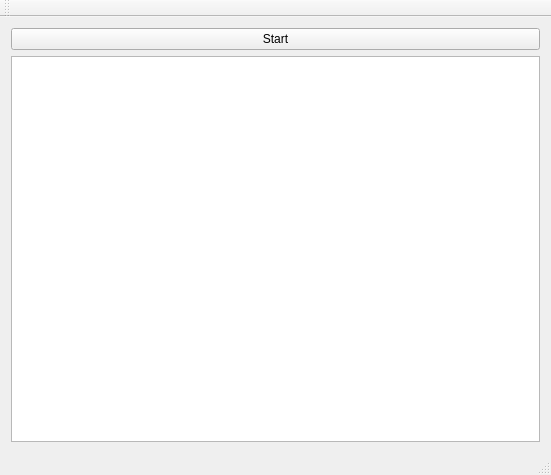
The window that src/mainwindow.ui (stevenvergenz/ksp-launch-sim) describes before a commit, drawn with Qt 5.
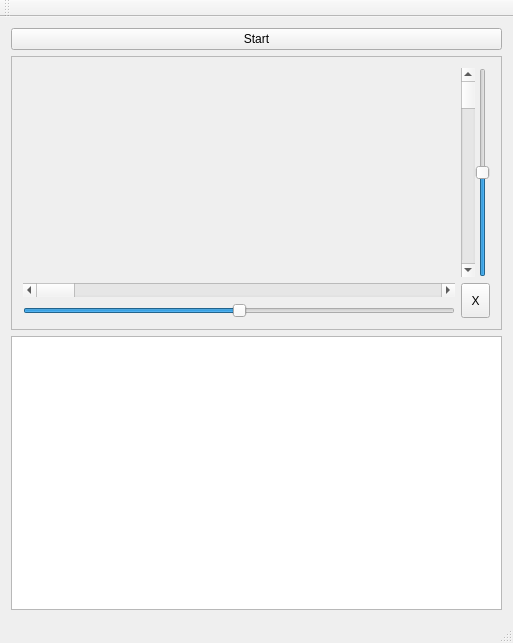
The same window after the commit. Custom widgets are drawn as their Qt base class.

What changed in the file:
```diff
--- a/src/mainwindow.ui
+++ b/src/mainwindow.ui
@@ -6,8 +6,8 @@
    <rect>
     <x>0</x>
     <y>0</y>
-    <width>551</width>
-    <height>475</height>
+    <width>513</width>
+    <height>643</height>
    </rect>
   </property>
   <property name="windowTitle">
@@ -22,11 +22,136 @@
       </property>
      </widget>
     </item>
+    <item>
+     <widget class="QFrame" name="frame">
+      <property name="frameShape">
+       <enum>QFrame::StyledPanel</enum>
+      </property>
+      <property name="frameShadow">
+       <enum>QFrame::Raised</enum>
+      </property>
+      <layout class="QGridLayout" name="gridLayout">
+       <item row="0" column="1">
+        <widget class="QFrame" name="frame_2">
+         <property name="frameShape">
+          <enum>QFrame::NoFrame</enum>
+         </property>
+         <property name="frameShadow">
+          <enum>QFrame::Raised</enum>
+         </property>
+         <layout class="QHBoxLayout" name="horizontalLayout">
+          <property name="spacing">
+           <number>0</number>
+          </property>
+          <property name="leftMargin">
+           <number>0</number>
+          </property>
+          <property name="topMargin">
+           <number>0</number>
+          </property>
+          <property name="rightMargin">
+           <number>0</number>
+          </property>
+          <property name="bottomMargin">
+           <number>0</number>
+          </property>
+          <item>
+           <widget class="QScrollBar" name="verticalOffset">
+            <property name="orientation">
+             <enum>Qt::Vertical</enum>
+            </property>
+           </widget>
+          </item>
+          <item>
+           <widget class="QSlider" name="verticalScale">
+            <property name="minimum">
+             <number>-150</number>
+            </property>
+            <property name="maximum">
+             <number>150</number>
+            </property>
+            <property name="value">
+             <number>0</number>
+            </property>
+            <property name="orientation">
+             <enum>Qt::Vertical</enum>
+            </property>
+           </widget>
+          </item>
+         </layout>
+        </widget>
+       </item>
+       <item row="0" column="0">
+        <widget class="PathGraph" name="graph" native="true"/>
+       </item>
+       <item row="1" column="0">
+        <widget class="QFrame" name="frame_3">
+         <property name="frameShape">
+          <enum>QFrame::NoFrame</enum>
+         </property>
+         <property name="frameShadow">
+          <enum>QFrame::Raised</enum>
+         </property>
+         <layout class="QVBoxLayout" name="verticalLayout_2">
+          <property name="leftMargin">
+           <number>0</number>
+          </property>
+          <property name="topMargin">
+           <number>0</number>
+          </property>
+          <property name="rightMargin">
+           <number>0</number>
+          </property>
+          <property name="bottomMargin">
+           <number>0</number>
+          </property>
+          <item>
+           <widget class="QScrollBar" name="horizontalOffset">
+            <property name="orientation">
+             <enum>Qt::Horizontal</enum>
+            </property>
+           </widget>
+          </item>
+          <item>
+           <widget class="QSlider" name="horizontalScale">
+            <property name="minimum">
+             <number>-150</number>
+            </property>
+            <property name="maximum">
+             <number>150</number>
+            </property>
+            <property name="orientation">
+             <enum>Qt::Horizontal</enum>
+            </property>
+            <property name="invertedAppearance">
+             <bool>false</bool>
+            </property>
+            <property name="invertedControls">
+             <bool>false</bool>
+            </property>
+           </widget>
+          </item>
+         </layout>
+        </widget>
+       </item>
+       <item row="1" column="1">
+        <widget class="QToolButton" name="toolButton">
+         <property name="sizePolicy">
+          <sizepolicy hsizetype="Minimum" vsizetype="Minimum">
+           <horstretch>0</horstretch>
+           <verstretch>0</verstretch>
+          </sizepolicy>
+         </property>
+         <property name="text">
+          <string>X</string>
+         </property>
+        </widget>
+       </item>
+      </layout>
+     </widget>
+    </item>
     <item>
      <widget class="QTextEdit" name="textEdit">
-      <property name="lineWrapMode">
-       <enum>QTextEdit::NoWrap</enum>
-      </property>
       <property name="readOnly">
        <bool>true</bool>
       </property>
@@ -55,6 +180,14 @@
   <widget class="QStatusBar" name="statusBar"/>
  </widget>
  <layoutdefault spacing="6" margin="11"/>
+ <customwidgets>
+  <customwidget>
+   <class>PathGraph</class>
+   <extends>QWidget</extends>
+   <header>pathgraph.h</header>
+   <container>1</container>
+  </customwidget>
+ </customwidgets>
  <resources/>
  <connections/>
 </ui>
```
Left out of the diff: 2 changed lines with no effect on the pictures.
